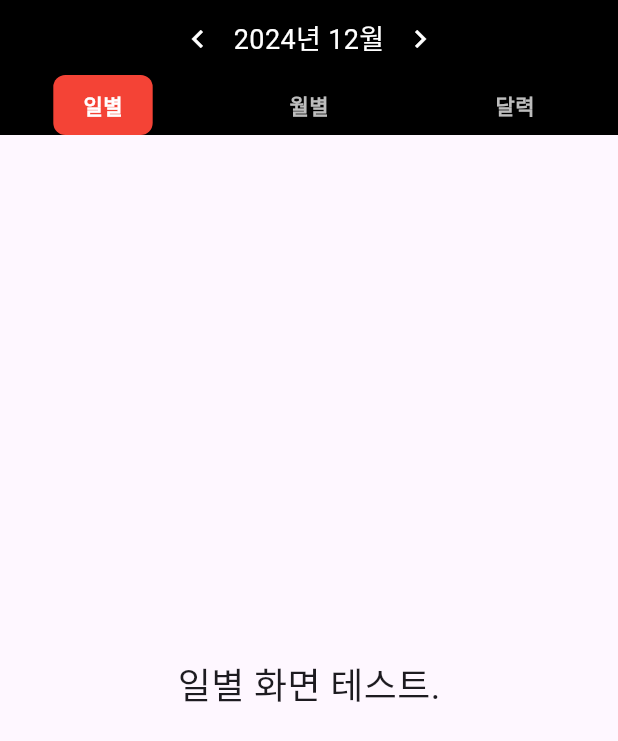
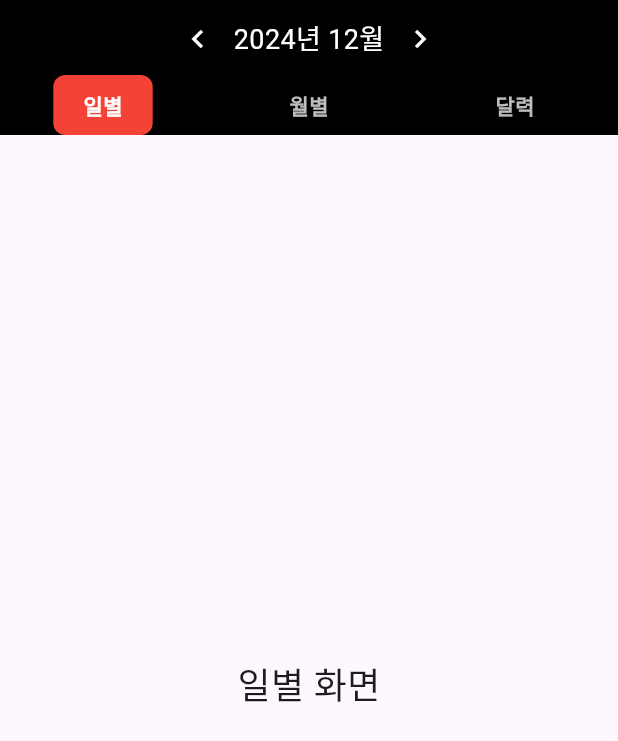
Before and after one commit to skalsduq52/Side_Pig, a Flutter app: the screen it shows after launch, on a phone screen of 412 x 824 dp. Shown: the top 741 px of the screen. Run offline on Flutter 3.47's test engine with Material 3 defaults, Android fonts, the light colour scheme and no system bars.

Commit message:
화면 수정

```diff
--- a/pig_project/lib/main.dart
+++ b/pig_project/lib/main.dart
@@ -104,7 +104,7 @@ class _MyHomePageState extends State<MyHomePage> {
           Expanded(
             child: Center(
               child: Text(
-                "$_selectedView 화면 테스트.",
+                "$_selectedView 화면",
                 style: const TextStyle(fontSize: 24),
               ),
             ),
```
